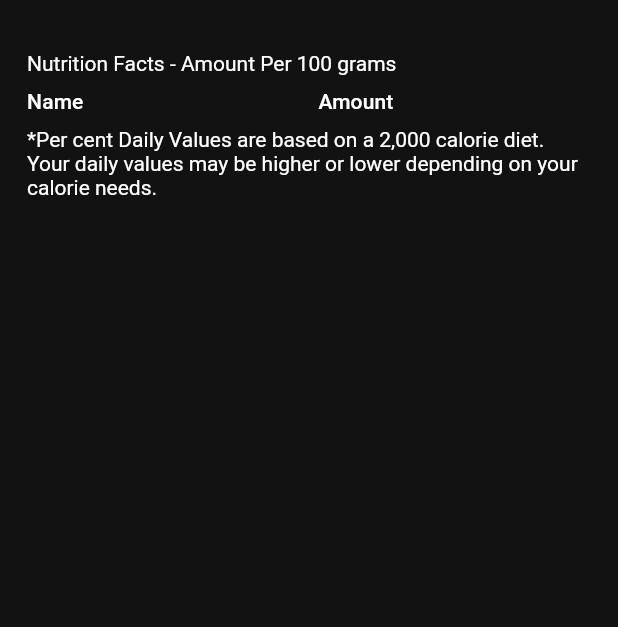
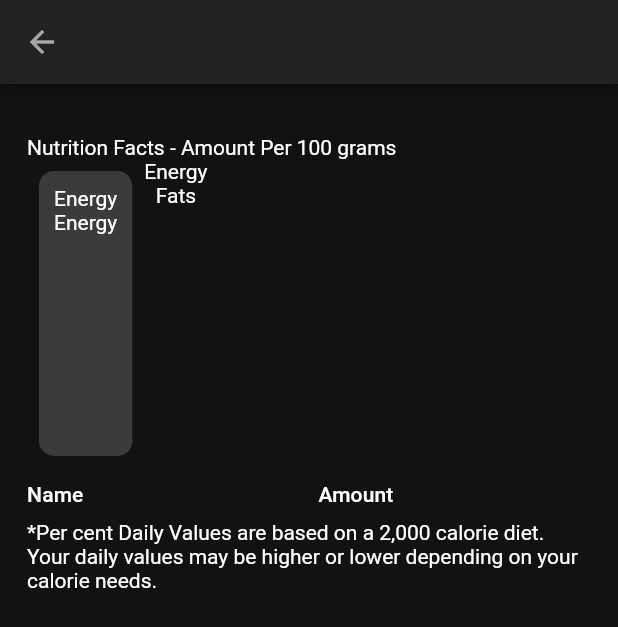
Before and after one commit to ThomHuynh/foodScanner, a Flutter app: the FoodDetailScreen screen opened directly with empty values, on a phone screen of 412 x 824 dp. Shown: the top 627 px of the screen. Run offline on Flutter 3.47's test engine with Material 2 defaults, Android fonts, the phone set to English and light mode, and no system bars.

Commit message:
wip nutrition grid

```diff
--- a/lib/screens/foodDetailsScreen.dart
+++ b/lib/screens/foodDetailsScreen.dart
@@ -1,5 +1,7 @@
 import 'package:flutter/material.dart';
+import 'package:food_scanner/config/config.dart';
 import 'package:food_scanner/model/food.dart';
+import 'package:food_scanner/widgets/nutritionGrid.dart';
 
 class FoodDetailScreen extends StatelessWidget {
   final Food food;
@@ -24,6 +26,18 @@ class FoodDetailScreen extends StatelessWidget {
   @override
   Widget build(BuildContext context) {
     return Scaffold(
+      appBar: AppBar(
+        backgroundColor: Palette.bars,
+        title: Text(
+          food.description,
+          style: TextStyle(
+            color: Palette.onSurface,
+            fontWeight: FontWeight.bold,
+            fontSize: 18,
+          ),
+        ),
+        iconTheme: IconThemeData(color: Palette.onSurfaceMedium),
+      ),
       body: Container(
         margin: EdgeInsets.all(18),
         child: ListView(
@@ -32,22 +46,17 @@ class FoodDetailScreen extends StatelessWidget {
               alignment: Alignment.centerLeft,
               child: Text.rich(TextSpan(children: <TextSpan>[
                 TextSpan(
-                  text: food.description,
-                  style: TextStyle(fontWeight: FontWeight.bold, fontSize: 26),
-                ),
-                TextSpan(text: '  '),
-                TextSpan(
                     text: food.scientificName ?? '',
-                    // style: TextStyle(fontStyle: FontStyle.italic))
-                    style: TextStyle(fontWeight: FontWeight.w300))
-              ])
-                  // child: Text(
-                  //   food.description,
-                  //   style: TextStyle(fontWeight: FontWeight.bold),
-                  ),
+                    style: TextStyle(
+                      color: Palette.onSurface,
+                      fontWeight: FontWeight.bold,
+                      fontSize: 18,
+                      fontStyle: FontStyle.italic,
+                    ))
+              ])),
             ),
             Text('Nutrition Facts - Amount Per 100 grams'),
-            // TODO show
+            NutritionGrid(food.foodNutrients),
             // TODO energy
             // fat, x-saturated fats
             // carbohydrates, Zusammensetzung
--- a/lib/widgets/foodList.dart
+++ b/lib/widgets/foodList.dart
@@ -30,7 +30,7 @@ class FoodList extends StatelessWidget {
               title: Text(food.description,
                   style: TextStyle(color: Palette.onSurface)),
               subtitle: Text(
-                'ID:${food.id}     ${food.category ?? ''}',
+                '${food.category ?? ''}',
                 style: TextStyle(color: Palette.onSurfaceMedium),
               ),
               tileColor: Palette.bars,
--- /dev/null
+++ b/lib/widgets/nutritionGrid.dart
@@ -0,0 +1,120 @@
+import 'package:flutter/material.dart';
+import 'package:food_scanner/config/config.dart';
+import 'package:food_scanner/model/food.dart';
+import 'package:collection/collection.dart';
+
+class NutritionGrid extends StatelessWidget {
+  final List<FoodNutrient> nutrients;
+
+  Map getFats() {
+    Map fats = new Map();
+
+    if (nutrients.firstWhereOrNull(
+            (nutrient) => nutrient.name == 'Total lipid (fat)') !=
+        null) {
+      fats['total'] = nutrients
+          .firstWhereOrNull((nutrient) => nutrient.name == 'Total lipid (fat)');
+    }
+    if (nutrients.firstWhereOrNull(
+            (nutrient) => nutrient.name == 'Fatty acids, total saturated') !=
+        null) {
+      fats['saturated'] = nutrients.firstWhereOrNull(
+          (nutrient) => nutrient.name == 'Fatty acids, total saturated');
+    }
+    if (nutrients.firstWhereOrNull((nutrient) =>
+            nutrient.name == 'Fatty acids, total monosaturated') !=
+        null) {
+      fats['monosaturated'] = nutrients.firstWhereOrNull(
+          (nutrient) => nutrient.name == 'Fatty acids, total monosaturated');
+    }
+    if (nutrients.firstWhereOrNull((nutrient) =>
+            nutrient.name == 'Fatty acids, total polyunsaturated') !=
+        null) {
+      fats['polyunsaturated'] = nutrients.firstWhereOrNull(
+          (nutrient) => nutrient.name == 'Fatty acids, total polyunsaturated');
+    }
+
+    return fats;
+  }
+
+  FoodNutrient findNutrient(String name) {
+    if (name == 'Energy') {
+      return nutrients
+          .firstWhereOrNull((nutrient) => nutrient.unitName == 'KCAL');
+    } else {
+      return nutrients.firstWhereOrNull(
+          (nutrient) => nutrient.name.contains(RegExp('\\b$name\\b')));
+    }
+  }
+
+  NutritionGrid(this.nutrients);
+
+  @override
+  Widget build(BuildContext context) {
+    FoodNutrient energy = findNutrient('Energy');
+    FoodNutrient carbohydrate = findNutrient('Carbohydrate');
+    FoodNutrient sugars = findNutrient('Sugars');
+    FoodNutrient protein = findNutrient('Protein');
+    FoodNutrient sodium = findNutrient('Sodium');
+
+    if (energy != null) {
+      print('Energy: ${energy.value}');
+    } else {
+      print('Energy: null');
+    }
+    if (carbohydrate != null) {
+      print('Carbohydrate: ${carbohydrate.value}');
+    } else {
+      print('Carbohydrate: null');
+    }
+    if (sugars != null) {
+      print('Sugars: ${sugars.value}');
+    } else {
+      print('Sugars: null');
+    }
+    if (protein != null) {
+      print('Protein" ${protein.value}');
+    } else {
+      print('Protein: null');
+    }
+    if (sodium != null) {
+      print('Sodium ${sodium.value}');
+    } else {
+      print('Sodium: null');
+    }
+
+    // Map fats = getFats();
+    // fats.forEach((key, value) {
+    //   print('$key:${value.value}');
+    // });
+
+    return Container(
+        height: MediaQuery.of(context).size.height * 0.25,
+        // color: Palette.bars,
+        child: Column(
+          children: <Widget>[
+            Flexible(
+                child: Row(children: <Widget>[
+              Container(
+                margin: EdgeInsets.all(8),
+                padding: EdgeInsets.all(10),
+                decoration: BoxDecoration(
+                    color: Palette.surface,
+                    borderRadius: BorderRadius.circular(10.0)),
+                child: Column(
+                  children: [Text('Energy'), Text('Energy')],
+                ),
+              ),
+              Container(
+                child: Column(
+                  children: [
+                    Text('Energy'),
+                    Text('Fats'),
+                  ],
+                ),
+              ),
+            ]))
+          ],
+        ));
+  }
+}
```
